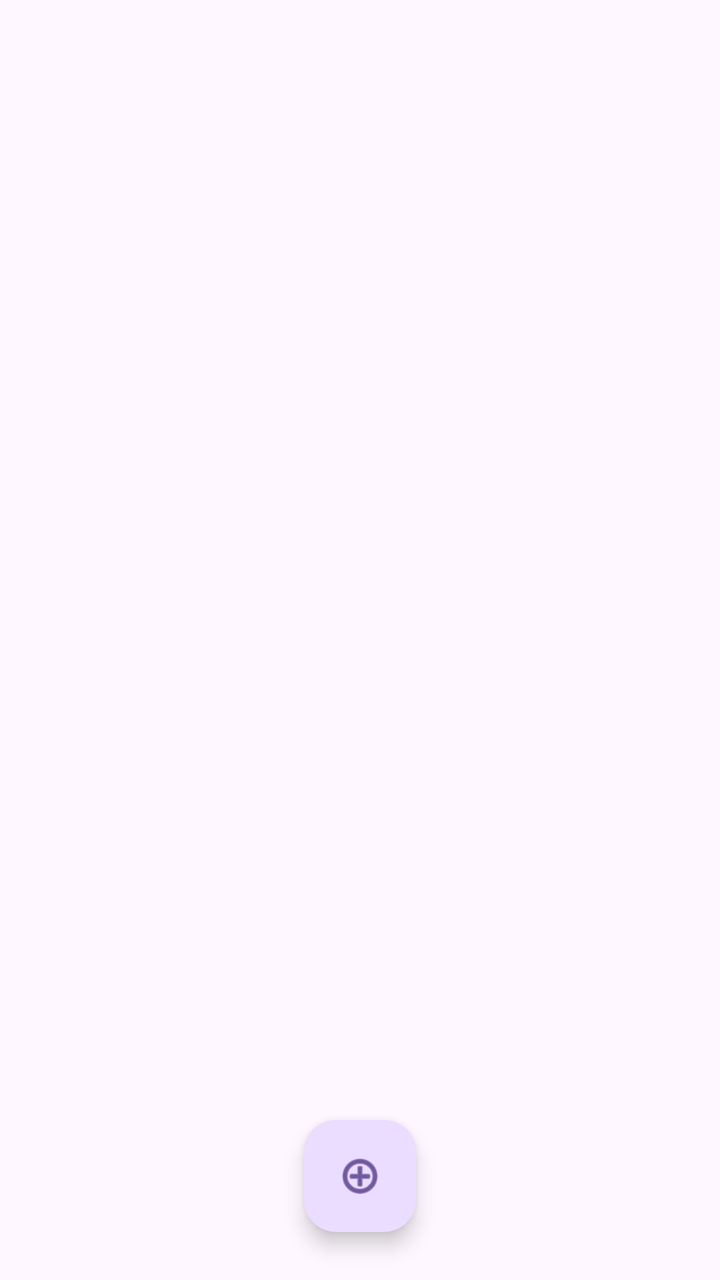
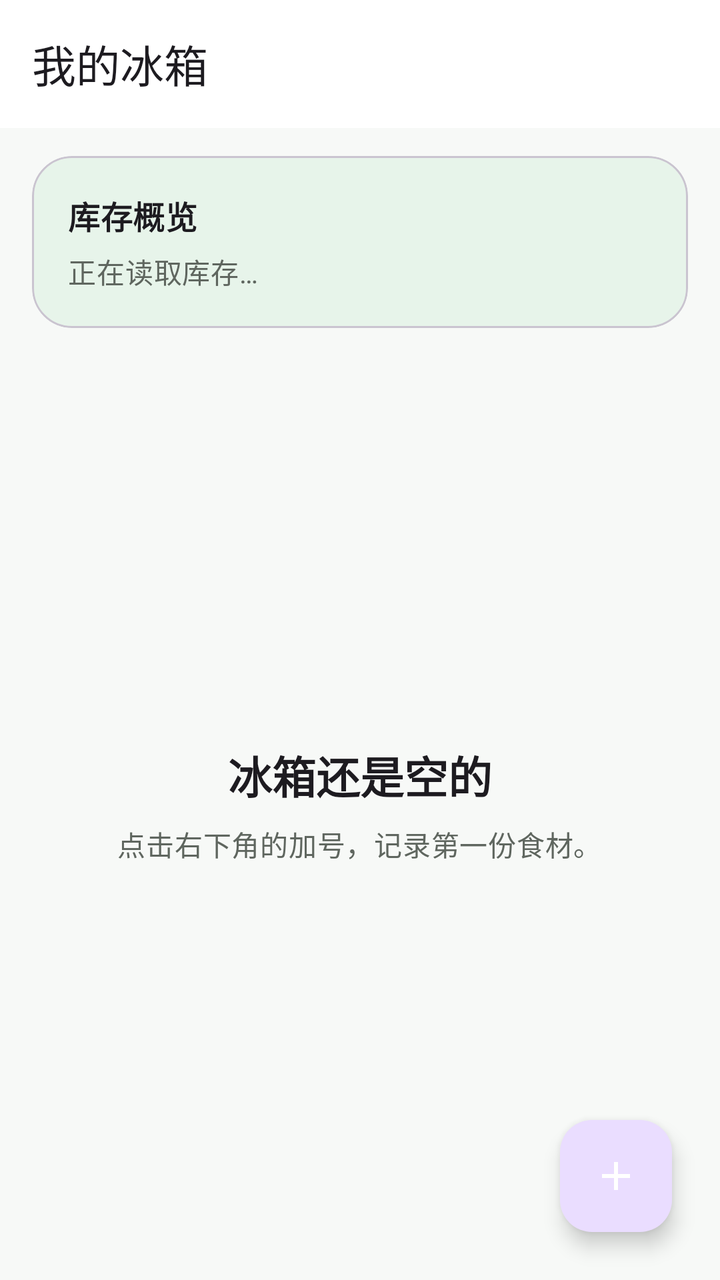

Compare the two renders of this Android layout. The source of the first and the diff that turns it into the second are given below.
<!-- AndroidManifest.xml: application theme Theme.FridgeManager -->
<!-- res/layout/activity_main.xml -->
<?xml version="1.0" encoding="utf-8"?>
<androidx.constraintlayout.widget.ConstraintLayout xmlns:android="http://schemas.android.com/apk/res/android"
    xmlns:app="http://schemas.android.com/apk/res-auto"
    xmlns:tools="http://schemas.android.com/tools"
    android:layout_width="match_parent"
    android:layout_height="match_parent"
    tools:context=".MainActivity">

    <androidx.recyclerview.widget.RecyclerView
        android:id="@+id/rv_food"
        android:layout_width="match_parent"
        android:layout_height="0dp"
        android:layout_margin="16dp"
        app:layout_constraintBottom_toTopOf="@id/btn_add"
        app:layout_constraintTop_toTopOf="parent" />

    <com.google.android.material.floatingactionbutton.FloatingActionButton
        android:id="@+id/btn_add"
        android:layout_width="wrap_content"
        android:layout_height="wrap_content"
        android:layout_marginBottom="24dp"
        android:src="@android:drawable/ic_menu_add"
        app:layout_constraintBottom_toBottomOf="parent"
        app:layout_constraintEnd_toEndOf="parent"
        app:layout_constraintStart_toStartOf="parent" />

</androidx.constraintlayout.widget.ConstraintLayout>
<!-- resources referenced by this layout -->
<resources>
  <style name="Theme.FridgeManager" parent="Base.Theme.FridgeManager" />
  <style name="Base.Theme.FridgeManager" parent="Theme.Material3.DayNight.NoActionBar">
          
          
      </style>
</resources>

<!-- the commit's change to res/layout/activity_main.xml (unified diff, before → after) -->
@@ -1,27 +1,204 @@
 <?xml version="1.0" encoding="utf-8"?>
-<androidx.constraintlayout.widget.ConstraintLayout xmlns:android="http://schemas.android.com/apk/res/android"
+<androidx.coordinatorlayout.widget.CoordinatorLayout xmlns:android="http://schemas.android.com/apk/res/android"
     xmlns:app="http://schemas.android.com/apk/res-auto"
     xmlns:tools="http://schemas.android.com/tools"
     android:layout_width="match_parent"
     android:layout_height="match_parent"
+    android:background="@color/screen_background"
     tools:context=".MainActivity">
 
-    <androidx.recyclerview.widget.RecyclerView
-        android:id="@+id/rv_food"
+    <LinearLayout
         android:layout_width="match_parent"
-        android:layout_height="0dp"
-        android:layout_margin="16dp"
-        app:layout_constraintBottom_toTopOf="@id/btn_add"
-        app:layout_constraintTop_toTopOf="parent" />
+        android:layout_height="match_parent"
+        android:orientation="vertical">
+
+        <com.google.android.material.appbar.MaterialToolbar
+            android:id="@+id/toolbar"
+            android:layout_width="match_parent"
+            android:layout_height="?attr/actionBarSize"
+            android:background="@color/surface"
+            app:title="@string/inventory_title"
+            app:titleTextAppearance="@style/TextAppearance.Material3.TitleLarge" />
+
+        <com.google.android.material.card.MaterialCardView
+            android:layout_width="match_parent"
+            android:layout_height="wrap_content"
+            android:layout_marginHorizontal="16dp"
+            android:layout_marginTop="14dp"
+            app:cardBackgroundColor="@color/summary_card_background"
+            app:cardCornerRadius="20dp"
+            app:cardElevation="0dp">
+
+            <LinearLayout
+                android:layout_width="match_parent"
+                android:layout_height="wrap_content"
+                android:orientation="vertical"
+                android:padding="18dp">
+
+                <TextView
+                    android:layout_width="wrap_content"
+                    android:layout_height="wrap_content"
+                    android:text="@string/inventory_overview"
+                    android:textAppearance="@style/TextAppearance.Material3.TitleMedium"
+                    android:textStyle="bold" />
+
+                <TextView
+                    android:id="@+id/tv_summary"
+                    android:layout_width="wrap_content"
+                    android:layout_height="wrap_content"
+                    android:layout_marginTop="6dp"
+                    android:text="@string/inventory_summary_loading"
+                    android:textAppearance="@style/TextAppearance.Material3.BodyMedium"
+                    android:textColor="@color/on_surface_variant" />
+            </LinearLayout>
+        </com.google.android.material.card.MaterialCardView>
+
+        <FrameLayout
+            android:layout_width="match_parent"
+            android:layout_height="0dp"
+            android:layout_weight="1">
+
+            <androidx.recyclerview.widget.RecyclerView
+                android:id="@+id/rv_food"
+                android:layout_width="match_parent"
+                android:layout_height="match_parent"
+                android:clipToPadding="false"
+                android:paddingHorizontal="10dp"
+                android:paddingTop="10dp"
+                android:paddingBottom="96dp"
+                tools:listitem="@layout/item_food" />
+
+            <LinearLayout
+                android:id="@+id/empty_state"
+                android:layout_width="match_parent"
+                android:layout_height="match_parent"
+                android:gravity="center"
+                android:orientation="vertical"
+                android:padding="32dp">
+
+                <TextView
+                    android:layout_width="wrap_content"
+                    android:layout_height="wrap_content"
+                    android:text="@string/empty_inventory_title"
+                    android:textAppearance="@style/TextAppearance.Material3.TitleLarge"
+                    android:textStyle="bold" />
+
+                <TextView
+                    android:layout_width="wrap_content"
+                    android:layout_height="wrap_content"
+                    android:layout_marginTop="8dp"
+                    android:gravity="center"
+                    android:text="@string/empty_inventory_hint"
+                    android:textAppearance="@style/TextAppearance.Material3.BodyMedium"
+                    android:textColor="@color/on_surface_variant" />
+            </LinearLayout>
+        </FrameLayout>
+    </LinearLayout>
 
     <com.google.android.material.floatingactionbutton.FloatingActionButton
         android:id="@+id/btn_add"
         android:layout_width="wrap_content"
         android:layout_height="wrap_content"
-        android:layout_marginBottom="24dp"
-        android:src="@android:drawable/ic_menu_add"
-        app:layout_constraintBottom_toBottomOf="parent"
-        app:layout_constraintEnd_toEndOf="parent"
-        app:layout_constraintStart_toStartOf="parent" />
-
-</androidx.constraintlayout.widget.ConstraintLayout>
+        android:layout_gravity="bottom|end"
+        android:layout_margin="24dp"
+        android:contentDescription="@string/add_food"
+        android:src="@drawable/ic_add"
+        app:tint="@color/white" />
+
+</androidx.coordinatorlayout.widget.CoordinatorLayout>
+<!-- res/layout/item_food.xml (included above) -->
+<?xml version="1.0" encoding="utf-8"?>
+<com.google.android.material.card.MaterialCardView xmlns:android="http://schemas.android.com/apk/res/android"
+    xmlns:app="http://schemas.android.com/apk/res-auto"
+    android:layout_width="match_parent"
+    android:layout_height="wrap_content"
+    android:layout_marginHorizontal="6dp"
+    android:layout_marginVertical="6dp"
+    android:clickable="true"
+    android:focusable="true"
+    android:foreground="?attr/selectableItemBackground"
+    app:cardCornerRadius="18dp"
+    app:cardElevation="1dp">
+
+    <LinearLayout
+        android:layout_width="match_parent"
+        android:layout_height="wrap_content"
+        android:orientation="vertical"
+        android:paddingStart="18dp"
+        android:paddingTop="14dp"
+        android:paddingEnd="10dp"
+        android:paddingBottom="16dp">
+
+        <LinearLayout
+            android:layout_width="match_parent"
+            android:layout_height="wrap_content"
+            android:gravity="center_vertical"
+            android:orientation="horizontal">
+
+            <TextView
+                android:id="@+id/tv_status"
+                android:layout_width="0dp"
+                android:layout_height="wrap_content"
+                android:layout_weight="1"
+                android:textAppearance="@style/TextAppearance.Material3.LabelLarge"
+                android:textStyle="bold" />
+
+            <ImageButton
+                android:id="@+id/btn_edit"
+                android:layout_width="42dp"
+                android:layout_height="42dp"
+                android:background="?attr/selectableItemBackgroundBorderless"
+                android:contentDescription="@string/edit"
+                android:padding="10dp"
+                android:src="@drawable/ic_edit"
+                app:tint="@color/on_surface_variant" />
+
+            <ImageButton
+                android:id="@+id/btn_delete"
+                android:layout_width="42dp"
+                android:layout_height="42dp"
+                android:background="?attr/selectableItemBackgroundBorderless"
+                android:contentDescription="@string/delete"
+                android:padding="11dp"
+                android:src="@drawable/ic_delete"
+                app:tint="@color/status_expired" />
+        </LinearLayout>
+
+        <TextView
+            android:id="@+id/tv_name"
+            android:layout_width="match_parent"
+            android:layout_height="wrap_content"
+            android:layout_marginTop="-2dp"
+            android:textAppearance="@style/TextAppearance.Material3.HeadlineSmall"
+            android:textStyle="bold" />
+
+        <TextView
+            android:id="@+id/tv_type"
+            android:layout_width="wrap_content"
+            android:layout_height="wrap_content"
+            android:layout_marginTop="3dp"
+            android:textAppearance="@style/TextAppearance.Material3.BodyMedium"
+            android:textColor="@color/on_surface_variant" />
+
+        <LinearLayout
+            android:layout_width="match_parent"
+            android:layout_height="wrap_content"
+            android:layout_marginTop="10dp"
+            android:orientation="horizontal">
+
+            <TextView
+                android:id="@+id/tv_count"
+                android:layout_width="0dp"
+                android:layout_height="wrap_content"
+                android:layout_weight="1"
+                android:textAppearance="@style/TextAppearance.Material3.BodyMedium" />
+
+            <TextView
+                android:id="@+id/tv_expire"
+                android:layout_width="wrap_content"
+                android:layout_height="wrap_content"
+                android:textAppearance="@style/TextAppearance.Material3.BodyMedium" />
+        </LinearLayout>
+    </LinearLayout>
+
+</com.google.android.material.card.MaterialCardView>
<!-- resource entries referenced after the edit -->
@@ -1,5 +1,52 @@
 <!-- resources referenced by this layout -->
 <resources>
+  <color name="on_surface_variant">#FF5F665F</color>
+  <color name="screen_background">#FFF7F9F7</color>
+  <color name="status_expired">#FFBA1A1A</color>
+  <color name="summary_card_background">#FFE7F4EA</color>
+  <color name="surface">#FFFFFFFF</color>
+  <color name="white">#FFFFFFFF</color>
+  <!-- drawable ic_add (drawable) -->
+  <?xml version="1.0" encoding="utf-8"?>
+  <vector xmlns:android="http://schemas.android.com/apk/res/android"
+      android:width="24dp"
+      android:height="24dp"
+      android:viewportWidth="24"
+      android:viewportHeight="24">
+      <path
+          android:fillColor="#FFFFFFFF"
+          android:pathData="M11,5h2v6h6v2h-6v6h-2v-6H5v-2h6z" />
+  </vector>
+  <!-- drawable ic_delete (drawable) -->
+  <?xml version="1.0" encoding="utf-8"?>
+  <vector xmlns:android="http://schemas.android.com/apk/res/android"
+      android:width="24dp"
+      android:height="24dp"
+      android:viewportWidth="24"
+      android:viewportHeight="24">
+      <path
+          android:fillColor="#FF000000"
+          android:pathData="M6,19c0,1.1 0.9,2 2,2h8c1.1,0 2,-0.9 2,-2V7H6v12zM8,9h8v10H8V9zM15.5,4l-1,-1h-5l-1,1H5v2h14V4z" />
+  </vector>
+  <!-- drawable ic_edit (drawable) -->
+  <?xml version="1.0" encoding="utf-8"?>
+  <vector xmlns:android="http://schemas.android.com/apk/res/android"
+      android:width="24dp"
+      android:height="24dp"
+      android:viewportWidth="24"
+      android:viewportHeight="24">
+      <path
+          android:fillColor="#FF000000"
+          android:pathData="M3,17.25V21h3.75L17.81,9.94l-3.75,-3.75L3,17.25zM20.71,7.04c0.39,-0.39 0.39,-1.02 0,-1.41l-2.34,-2.34c-0.39,-0.39 -1.02,-0.39 -1.41,0l-1.83,1.83 3.75,3.75 1.83,-1.83z" />
+  </vector>
+  <string name="add_food">添加食材</string>
+  <string name="delete">删除</string>
+  <string name="edit">编辑</string>
+  <string name="empty_inventory_hint">点击右下角的加号，记录第一份食材。</string>
+  <string name="empty_inventory_title">冰箱还是空的</string>
+  <string name="inventory_overview">库存概览</string>
+  <string name="inventory_summary_loading">正在读取库存…</string>
+  <string name="inventory_title">我的冰箱</string>
   <style name="Theme.FridgeManager" parent="Base.Theme.FridgeManager" />
   <style name="Base.Theme.FridgeManager" parent="Theme.Material3.DayNight.NoActionBar">
           
